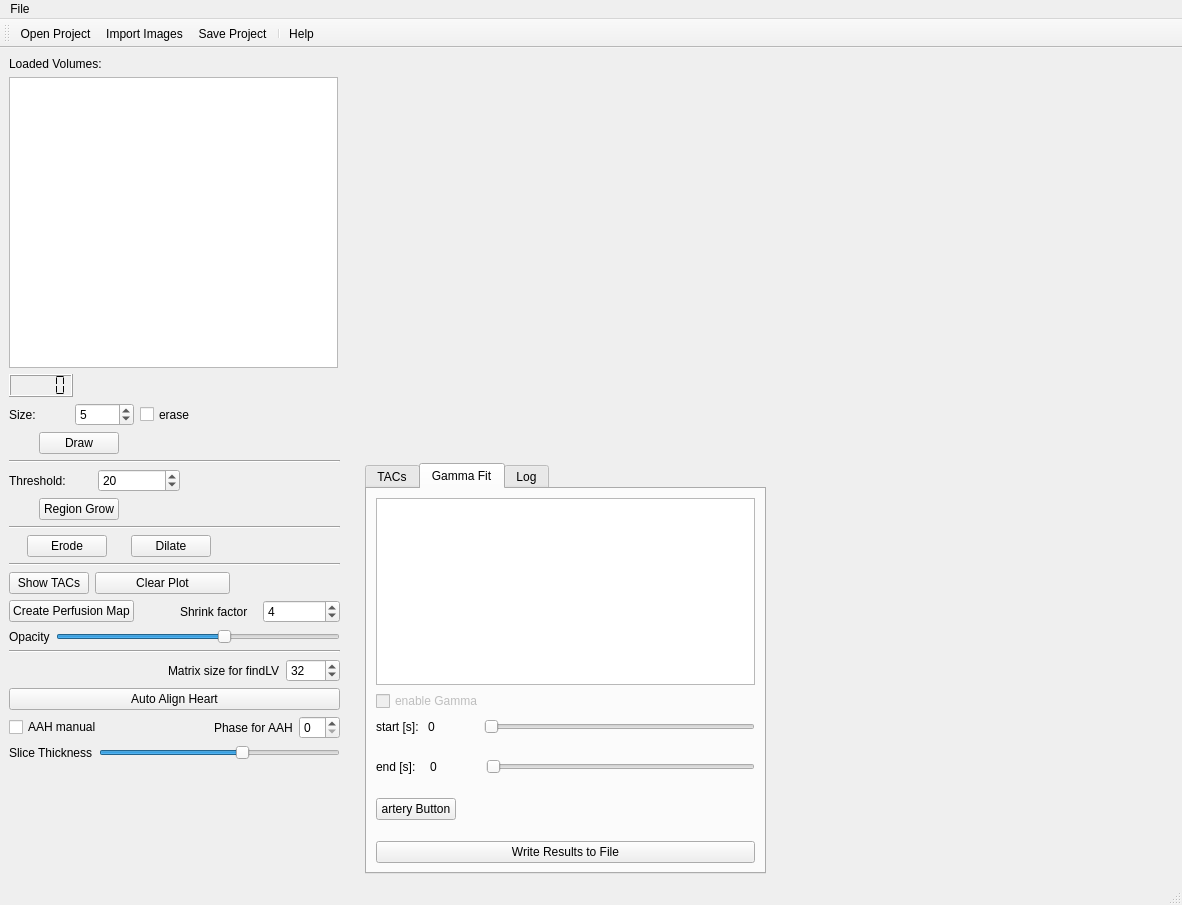
First picture: the form in main/KardioPerfusion.ui, repository CardiacImagingCharite/CardiacPerfusion, before the edit.
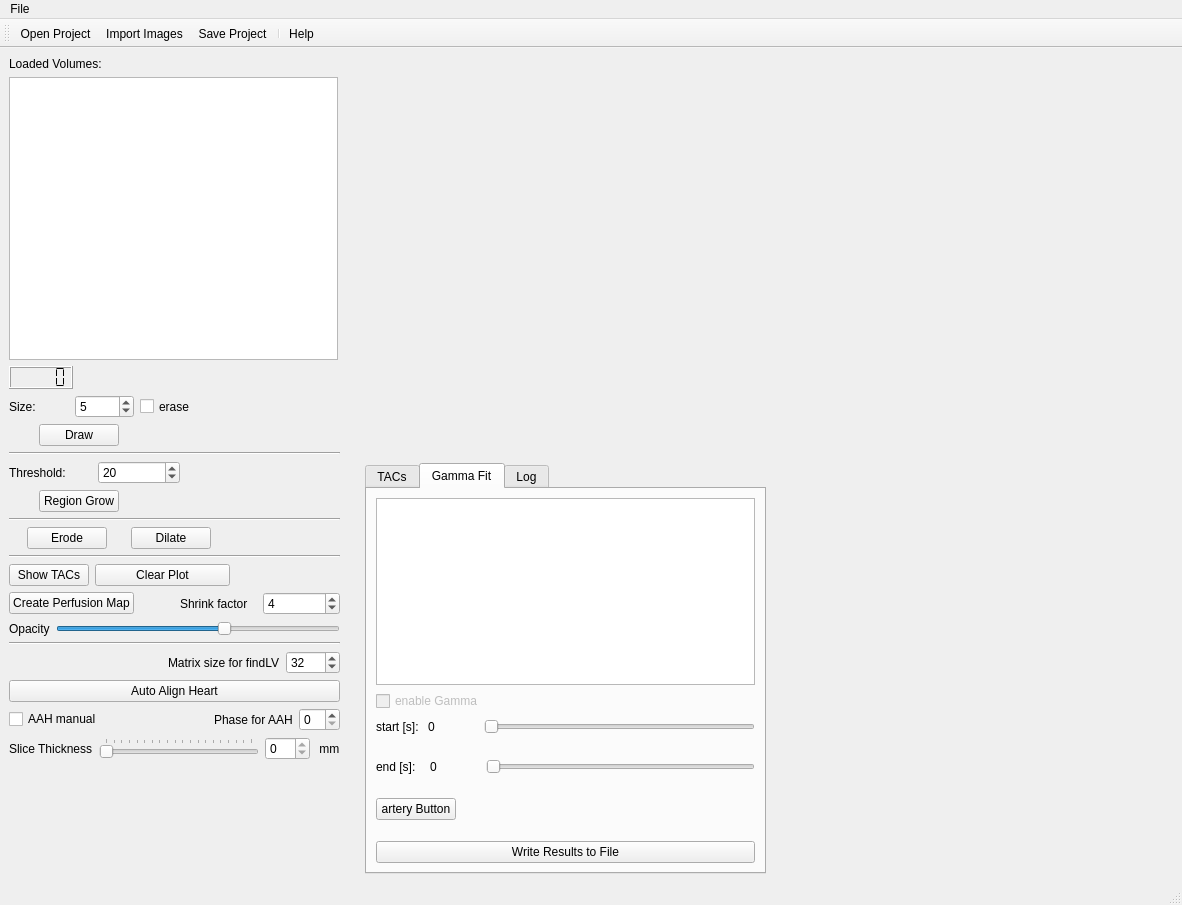
Second picture: the form after the edit. Icons and pictures are not drawn. Custom widgets are drawn as their Qt base class.

Commit message: created a thickness slider

The edit to the form file:
```diff
--- a/main/KardioPerfusion.ui
+++ b/main/KardioPerfusion.ui
@@ -552,6 +552,9 @@
             </item>
             <item>
              <widget class="QSlider" name="slider_opacity">
+              <property name="minimum">
+               <number>0</number>
+              </property>
               <property name="maximum">
                <number>10</number>
               </property>
@@ -564,9 +567,21 @@
               <property name="value">
                <number>6</number>
               </property>
+              <property name="sliderPosition">
+               <number>6</number>
+              </property>
+              <property name="tracking">
+               <bool>true</bool>
+              </property>
               <property name="orientation">
                <enum>Qt::Horizontal</enum>
               </property>
+              <property name="invertedAppearance">
+               <bool>false</bool>
+              </property>
+              <property name="invertedControls">
+               <bool>false</bool>
+              </property>
              </widget>
             </item>
            </layout>
@@ -671,9 +686,12 @@
            </widget>
           </item>
           <item>
-           <widget class="QSlider" name="slider_Thickness_3">
+           <widget class="QSlider" name="slider_thickness">
+            <property name="minimum">
+             <number>1</number>
+            </property>
             <property name="maximum">
-             <number>10</number>
+             <number>20</number>
             </property>
             <property name="singleStep">
              <number>1</number>
@@ -682,10 +700,45 @@
              <number>1</number>
             </property>
             <property name="value">
-             <number>6</number>
+             <number>1</number>
+            </property>
+            <property name="sliderPosition">
+             <number>1</number>
             </property>
             <property name="orientation">
              <enum>Qt::Horizontal</enum>
+            </property>
+            <property name="tickPosition">
+             <enum>QSlider::TicksAbove</enum>
+            </property>
+           </widget>
+          </item>
+          <item>
+           <widget class="QSpinBox" name="sb_thickness">
+            <property name="readOnly">
+             <bool>true</bool>
+            </property>
+            <property name="minimum">
+             <number>-20</number>
+            </property>
+            <property name="maximum">
+             <number>20</number>
+            </property>
+            <property name="value">
+             <number>0</number>
+            </property>
+           </widget>
+          </item>
+          <item>
+           <widget class="QLabel" name="label_slider">
+            <property name="maximumSize">
+             <size>
+              <width>70</width>
+              <height>16777215</height>
+             </size>
+            </property>
+            <property name="text">
+             <string> mm</string>
             </property>
            </widget>
           </item>
```
Left out of the diff: 1 changed line with no effect on the pictures. The commit also changes 4 other files.
